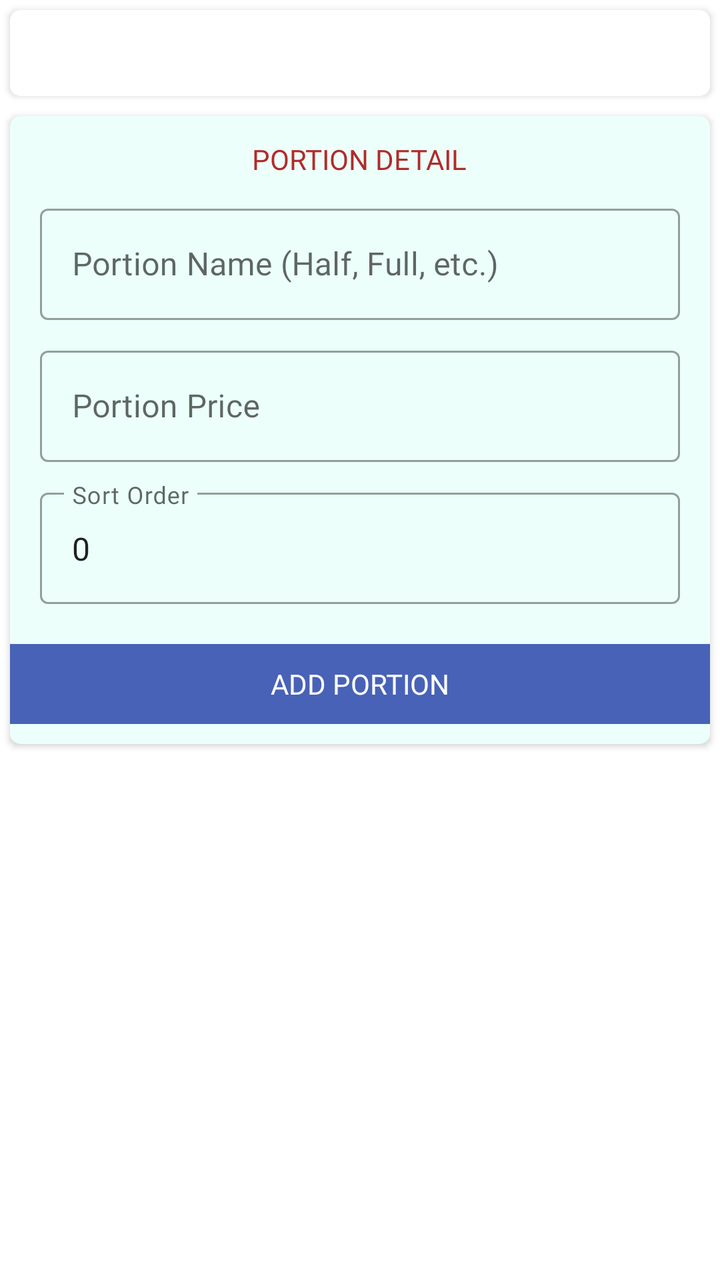
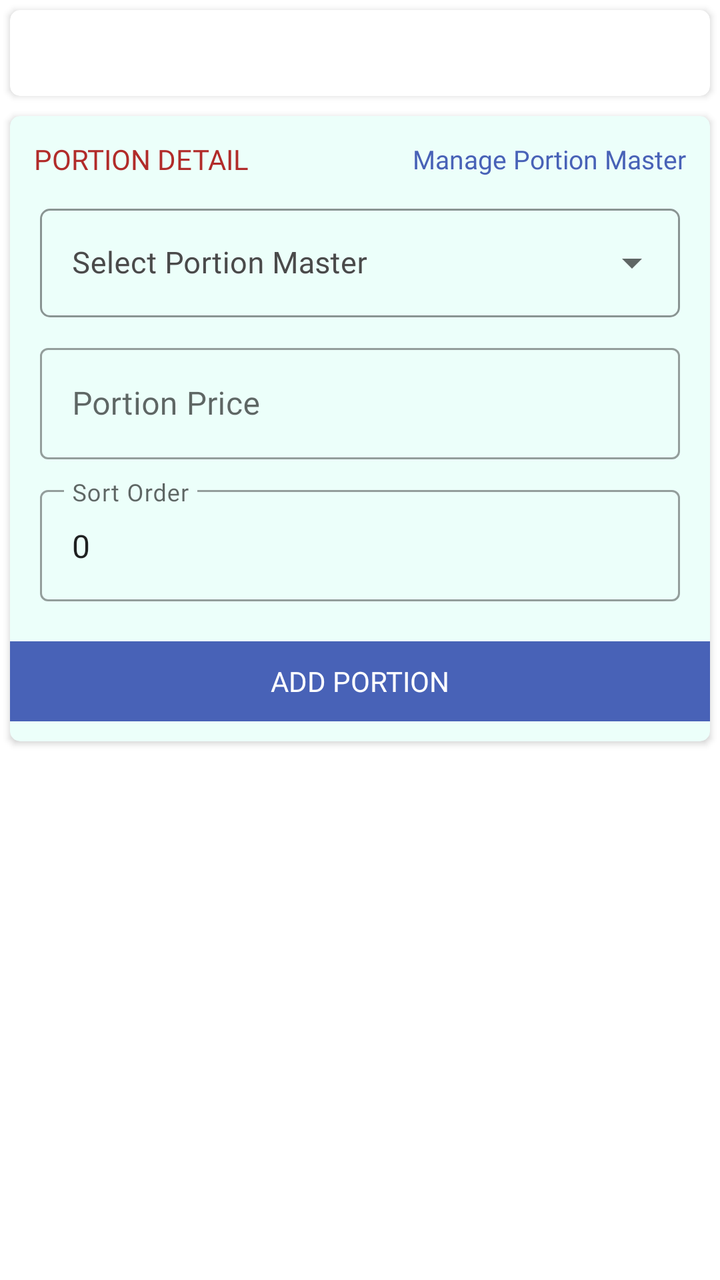

The first picture is an Android layout as it rendered before a commit; the second is the same layout after the commit. The layout source and the unified diff follow.
<!-- AndroidManifest.xml: application theme AppTheme -->
<!-- res/layout/fragment_manage_customer_product_portions.xml -->
<?xml version="1.0" encoding="utf-8"?>
<LinearLayout xmlns:android="http://schemas.android.com/apk/res/android"
    xmlns:app="http://schemas.android.com/apk/res-auto"
    xmlns:tools="http://schemas.android.com/tools"
    android:layout_width="match_parent"
    android:layout_height="match_parent"
    android:orientation="vertical"
    tools:context=".Fragment.ManageCustomerProductPortions">

    <androidx.core.widget.NestedScrollView
        android:layout_width="match_parent"
        android:layout_height="match_parent">

        <LinearLayout
            android:layout_width="match_parent"
            android:layout_height="wrap_content"
            android:orientation="vertical">

            <androidx.cardview.widget.CardView
                android:layout_width="match_parent"
                android:layout_height="wrap_content"
                android:layout_margin="5dp"
                app:cardCornerRadius="5dp">

                <TextView
                    android:id="@+id/productInfo"
                    android:layout_width="match_parent"
                    android:layout_height="wrap_content"
                    android:fontFamily="@font/poppinsmedium"
                    android:gravity="center"
                    android:padding="12dp"
                    android:textColor="@color/black" />

            </androidx.cardview.widget.CardView>

            <androidx.cardview.widget.CardView
                android:layout_width="match_parent"
                android:layout_height="wrap_content"
                android:layout_margin="5dp"
                app:cardBackgroundColor="#ecfffa"
                app:cardCornerRadius="5dp">

                <LinearLayout
                    android:layout_width="match_parent"
                    android:layout_height="wrap_content"
                    android:orientation="vertical"
                    android:paddingBottom="10dp">

                    <TextView
                        android:layout_width="wrap_content"
                        android:layout_height="wrap_content"
                        android:layout_gravity="center"
                        android:layout_marginTop="12dp"
                        android:fontFamily="@font/poppinsbold"
                        android:text="PORTION DETAIL"
                        android:textColor="@color/textcolor" />

                    <com.google.android.material.textfield.TextInputLayout
                        style="@style/Widget.MaterialComponents.TextInputLayout.OutlinedBox"
                        android:layout_width="match_parent"
                        android:layout_height="wrap_content"
                        android:layout_marginStart="15dp"
                        android:layout_marginTop="10dp"
                        android:layout_marginEnd="15dp">

                        <com.google.android.material.textfield.TextInputEditText
                            android:id="@+id/portionName"
                            android:layout_width="match_parent"
                            android:layout_height="wrap_content"
                            android:fontFamily="@font/poppinsregular"
                            android:hint="Portion Name (Half, Full, etc.)"
                            android:inputType="textCapWords"
                            android:singleLine="true" />

                    </com.google.android.material.textfield.TextInputLayout>

                    <com.google.android.material.textfield.TextInputLayout
                        style="@style/Widget.MaterialComponents.TextInputLayout.OutlinedBox"
                        android:layout_width="match_parent"
                        android:layout_height="wrap_content"
                        android:layout_marginStart="15dp"
                        android:layout_marginTop="10dp"
                        android:layout_marginEnd="15dp">

                        <com.google.android.material.textfield.TextInputEditText
                            android:id="@+id/portionPrice"
                            android:layout_width="match_parent"
                            android:layout_height="wrap_content"
                            android:fontFamily="@font/poppinsregular"
                            android:hint="Portion Price"
                            android:inputType="numberDecimal"
                            android:singleLine="true" />

                    </com.google.android.material.textfield.TextInputLayout>

                    <com.google.android.material.textfield.TextInputLayout
                        style="@style/Widget.MaterialComponents.TextInputLayout.OutlinedBox"
                        android:layout_width="match_parent"
                        android:layout_height="wrap_content"
                        android:layout_marginStart="15dp"
                        android:layout_marginTop="10dp"
                        android:layout_marginEnd="15dp">

                        <com.google.android.material.textfield.TextInputEditText
                            android:id="@+id/portionSortOrder"
                            android:layout_width="match_parent"
                            android:layout_height="wrap_content"
                            android:fontFamily="@font/poppinsregular"
                            android:hint="Sort Order"
                            android:inputType="number"
                            android:singleLine="true"
                            android:text="0" />

                    </com.google.android.material.textfield.TextInputLayout>

                    <TextView
                        android:id="@+id/addPortion"
                        android:layout_width="match_parent"
                        android:layout_height="40dp"
                        android:layout_marginTop="20dp"
                        android:background="@color/colorPrimary"
                        android:fontFamily="@font/poppinsmedium"
                        android:gravity="center"
                        android:text="Add Portion"
                        android:textAllCaps="true"
                        android:textColor="@color/white" />

                </LinearLayout>

            </androidx.cardview.widget.CardView>

            <androidx.cardview.widget.CardView
                android:id="@+id/portionListCardView"
                android:layout_width="match_parent"
                android:layout_height="wrap_content"
                android:layout_margin="5dp"
                android:visibility="gone"
                app:cardCornerRadius="5dp">

                <androidx.recyclerview.widget.RecyclerView
                    android:id="@+id/portionRecyclerview"
                    android:layout_width="match_parent"
                    android:layout_height="wrap_content"
                    android:nestedScrollingEnabled="false"
                    android:padding="5dp" />

            </androidx.cardview.widget.CardView>

        </LinearLayout>

    </androidx.core.widget.NestedScrollView>

    <TextView
        android:id="@+id/noDataFound"
        android:layout_width="wrap_content"
        android:layout_height="wrap_content"
        android:layout_gravity="center"
        android:layout_marginTop="80dp"
        android:fontFamily="@font/poppinsmedium"
        android:gravity="center"
        android:text="No portions found"
        android:textColor="@color/black"
        android:visibility="gone" />

</LinearLayout>
<!-- resources referenced by this layout -->
<resources>
  <color name="black">#000</color>
  <color name="colorPrimary">#4862b7</color>
  <color name="textcolor">#b12b2a</color>
  <color name="white">#fff</color>
  <style name="AppTheme" parent="Theme.MaterialComponents.DayNight.NoActionBar">
          
          <item name="colorPrimary">@color/colorPrimary</item>
          <item name="colorPrimaryDark">@color/colorPrimary</item>
          <item name="colorAccent">@color/colorAccent</item>
          <item name="android:windowIsTranslucent">true</item>
          <item name="windowNoTitle">true</item>
          <item name="windowActionBar">false</item>
  
      </style>
  <color name="colorAccent">#000</color>
</resources>

<!-- the commit's change to res/layout/fragment_manage_customer_product_portions.xml (unified diff, before → after) -->
@@ -46,33 +46,60 @@
                     android:orientation="vertical"
                     android:paddingBottom="10dp">
 
-                    <TextView
-                        android:layout_width="wrap_content"
-                        android:layout_height="wrap_content"
-                        android:layout_gravity="center"
-                        android:layout_marginTop="12dp"
-                        android:fontFamily="@font/poppinsbold"
-                        android:text="PORTION DETAIL"
-                        android:textColor="@color/textcolor" />
-
-                    <com.google.android.material.textfield.TextInputLayout
-                        style="@style/Widget.MaterialComponents.TextInputLayout.OutlinedBox"
+                    <RelativeLayout
                         android:layout_width="match_parent"
                         android:layout_height="wrap_content"
-                        android:layout_marginStart="15dp"
-                        android:layout_marginTop="10dp"
-                        android:layout_marginEnd="15dp">
+                        android:layout_marginTop="12dp"
+                        android:paddingStart="12dp"
+                        android:paddingEnd="12dp">
 
-                        <com.google.android.material.textfield.TextInputEditText
-                            android:id="@+id/portionName"
-                            android:layout_width="match_parent"
+                        <TextView
+                            android:layout_width="wrap_content"
                             android:layout_height="wrap_content"
-                            android:fontFamily="@font/poppinsregular"
-                            android:hint="Portion Name (Half, Full, etc.)"
-                            android:inputType="textCapWords"
-                            android:singleLine="true" />
+                            android:layout_centerVertical="true"
+                            android:fontFamily="@font/poppinsbold"
+                            android:text="PORTION DETAIL"
+                            android:textColor="@color/textcolor" />
 
-                    </com.google.android.material.textfield.TextInputLayout>
+                        <TextView
+                            android:id="@+id/managePortionMaster"
+                            android:layout_width="wrap_content"
+                            android:layout_height="wrap_content"
+                            android:layout_alignParentEnd="true"
+                            android:layout_centerVertical="true"
+                            android:fontFamily="@font/poppinsmedium"
+                            android:text="Manage Portion Master"
+                            android:textColor="@color/colorPrimary"
+                            android:textSize="13sp" />
+
+                    </RelativeLayout>
+
+                    <LinearLayout
+                        android:id="@+id/portionMasterSection"
+                        android:layout_width="match_parent"
+                        android:layout_height="wrap_content"
+                        android:orientation="vertical">
+
+                        <com.google.android.material.textfield.TextInputLayout
+                            style="@style/CustomDropDownTilStyle"
+                            android:layout_marginStart="15dp"
+                            android:layout_marginTop="10dp"
+                            android:layout_marginEnd="15dp"
+                            android:hint="Select Portion Master">
+
+                            <AutoCompleteTextView
+                                android:id="@+id/portionMasterSpinner"
+                                android:layout_width="match_parent"
+                                android:layout_height="wrap_content"
+                                android:focusable="false"
+                                android:fontFamily="@font/poppinsregular"
+                                android:inputType="none"
+                                android:singleLine="true"
+                                android:textSize="15sp" />
+
+                        </com.google.android.material.textfield.TextInputLayout>
+
+                    </LinearLayout>
 
                     <com.google.android.material.textfield.TextInputLayout
                         style="@style/Widget.MaterialComponents.TextInputLayout.OutlinedBox"
<!-- resource entries referenced after the edit -->
@@ -4,6 +4,23 @@
   <color name="colorPrimary">#4862b7</color>
   <color name="textcolor">#b12b2a</color>
   <color name="white">#fff</color>
+  <style name="CustomDropDownTilStyle" parent="Widget.MaterialComponents.TextInputLayout.OutlinedBox.ExposedDropdownMenu">
+          <item name="android:layout_width">match_parent</item>
+          <item name="android:layout_height">wrap_content</item>
+          <item name="android:textColorHint">@color/light_black</item>
+          <item name="fontFamily">@font/poppinsregular</item>
+          <item name="android:textSize">15sp</item>
+          <item name="overlapAnchor">true</item>
+          <item name="hintTextColor">@color/colorAccent</item>
+          <item name="boxStrokeColor">@color/colorAccent</item>
+          <item name="colorControlNormal">@color/colorAccent</item>
+          <item name="colorControlActivated">@color/colorAccent</item>
+          <item name="colorControlHighlight">@color/colorAccent</item>
+          <item name="boxCornerRadiusBottomEnd">5dp</item>
+          <item name="boxCornerRadiusBottomStart">5dp</item>
+          <item name="boxCornerRadiusTopEnd">5dp</item>
+          <item name="boxCornerRadiusTopStart">5dp</item>
+      </style>
   <style name="AppTheme" parent="Theme.MaterialComponents.DayNight.NoActionBar">
           
           <item name="colorPrimary">@color/colorPrimary</item>
@@ -14,6 +31,7 @@
           <item name="windowActionBar">false</item>
   
       </style>
+  <color name="light_black">#4a4a4a</color>
   <color name="colorAccent">#000</color>
 </resources>
 
